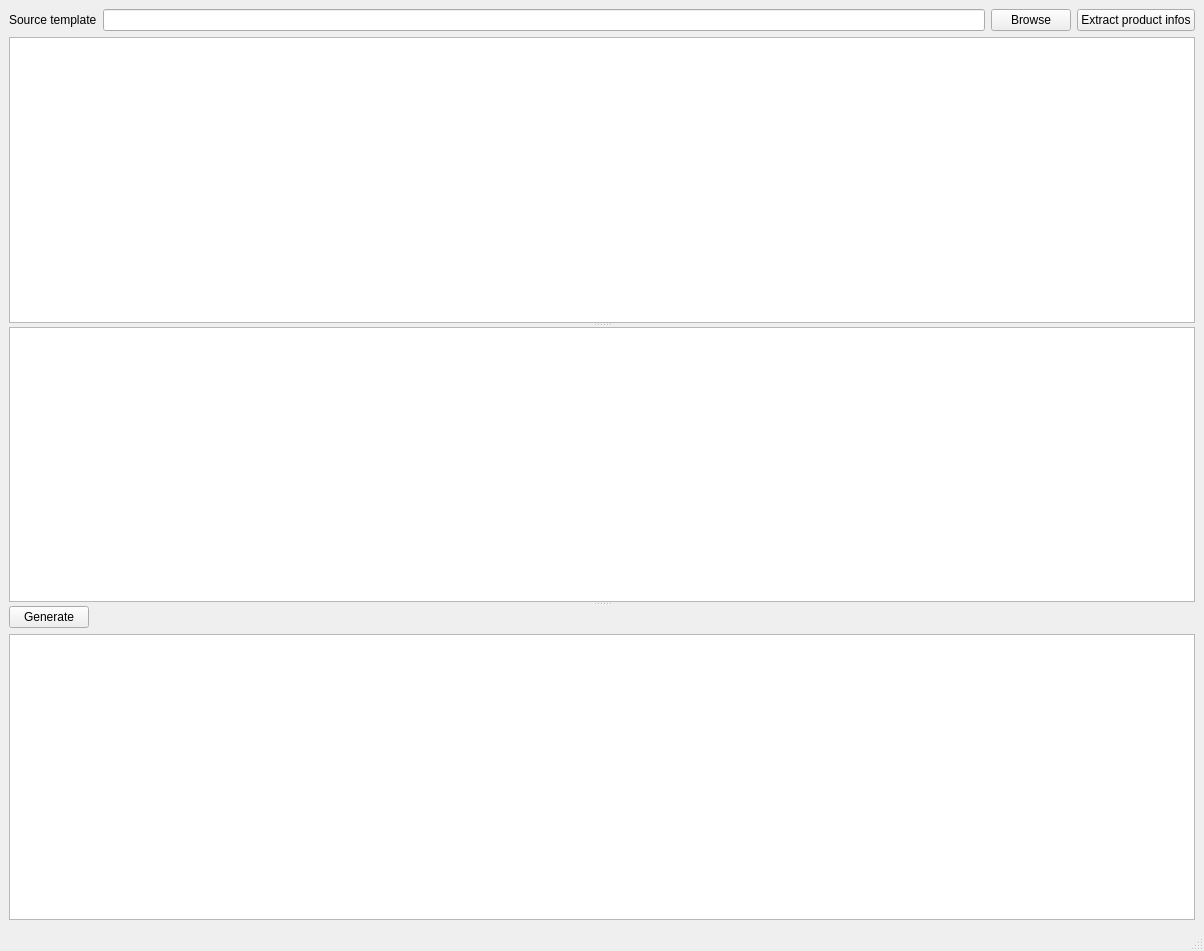
Before: the Qt Designer form gui/MainWindow.ui in icingerpower/AmazonTemplate2, drawn with Qt 5.
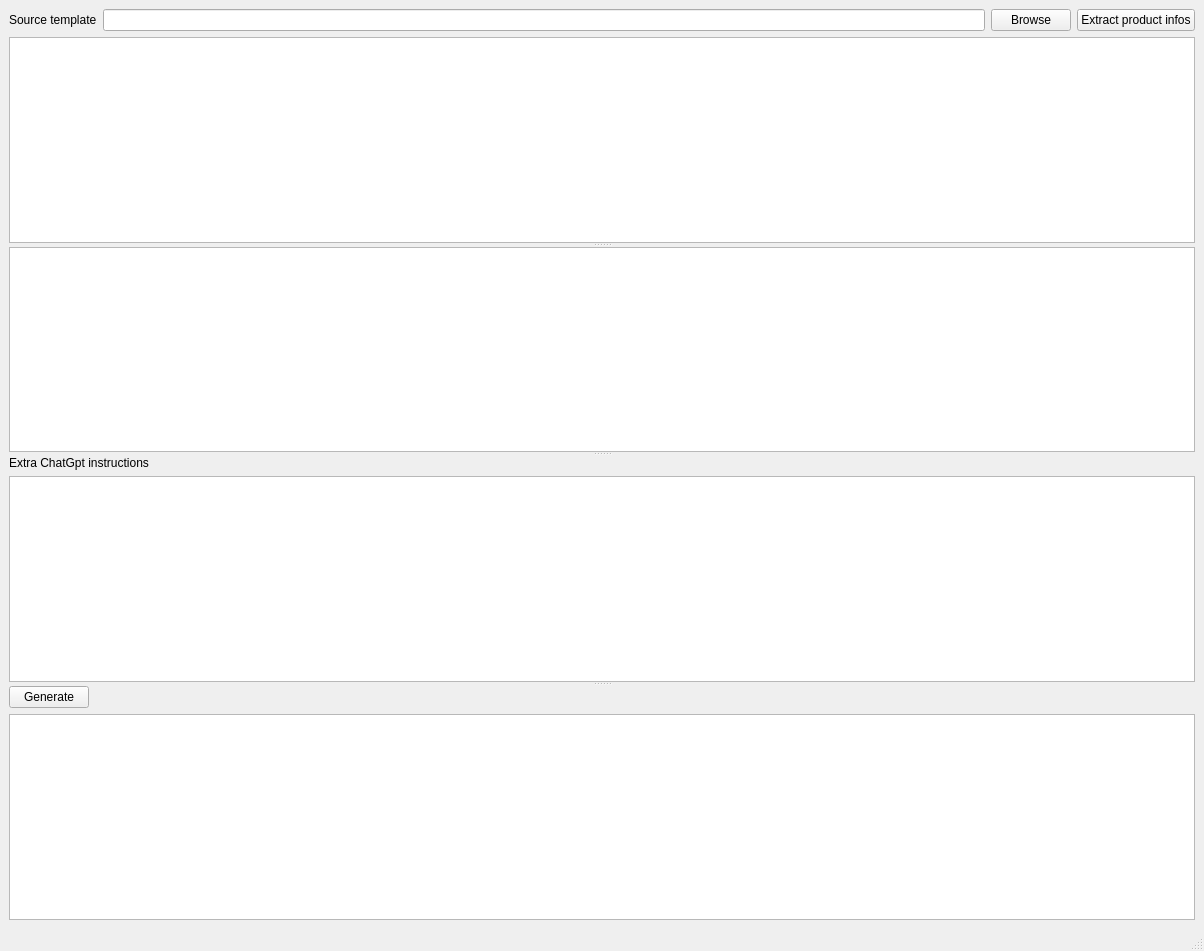
After: the same form once the commit is applied.

```diff
--- a/gui/MainWindow.ui
+++ b/gui/MainWindow.ui
@@ -14,7 +14,7 @@
    <string>Amazon Template</string>
   </property>
   <widget class="QWidget" name="centralwidget">
-   <layout class="QVBoxLayout" name="verticalLayout_3">
+   <layout class="QVBoxLayout" name="verticalLayout_4">
     <item>
      <widget class="QSplitter" name="splitter">
       <property name="orientation">
@@ -68,6 +68,20 @@
         <number>200</number>
        </attribute>
       </widget>
+      <widget class="QWidget" name="">
+       <layout class="QVBoxLayout" name="verticalLayout_3">
+        <item>
+         <widget class="QLabel" name="label_2">
+          <property name="text">
+           <string>Extra ChatGpt instructions</string>
+          </property>
+         </widget>
+        </item>
+        <item>
+         <widget class="QTextEdit" name="textEditExtraInfos"/>
+        </item>
+       </layout>
+      </widget>
       <widget class="QWidget" name="layoutWidget">
        <layout class="QVBoxLayout" name="verticalLayout_2">
         <item>
```
